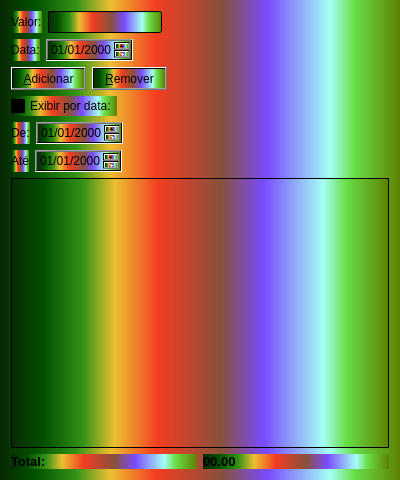
Qt form almoco.ui (tiagopascal/Almoco) before a commit.
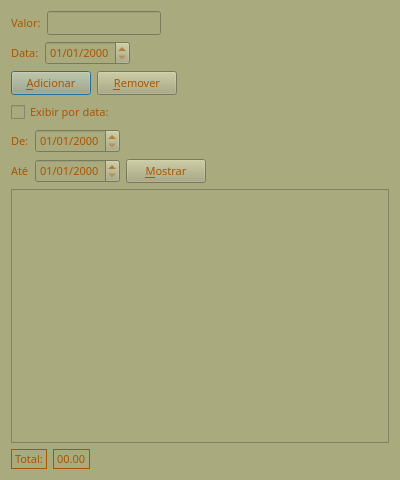
The same form after that commit.

The edit to the form file:
```diff
--- a/almoco.ui
+++ b/almoco.ui
@@ -12,16 +12,15 @@
   </property>
   <property name="font">
    <font>
-    <pointsize>9</pointsize>
-    <weight>50</weight>
-    <bold>false</bold>
+    <family>Ubuntu</family>
    </font>
   </property>
   <property name="windowTitle">
    <string>Almoco</string>
   </property>
   <property name="styleSheet">
-   <string notr="true">background-color: qlineargradient(spread:pad, x1:0, y1:0, x2:1, y2:0, stop:0 rgba(9, 41, 4, 255), stop:0.085 rgba(2, 79, 0, 255), stop:0.19 rgba(50, 147, 22, 255), stop:0.275 rgba(236, 191, 49, 255), stop:0.39 rgba(243, 61, 34, 255), stop:0.555 rgba(135, 81, 60, 255), stop:0.667 rgba(121, 75, 255, 255), stop:0.825 rgba(164, 255, 244, 255), stop:0.885 rgba(104, 222, 71, 255), stop:1 rgba(93, 128, 0, 255));</string>
+   <string notr="true">color: rgb(170, 85, 0);
+background-color: rgb(170, 170, 127);</string>
   </property>
   <property name="inputMethodHints">
    <set>Qt::ImhDialableCharactersOnly</set>
@@ -33,9 +32,8 @@
       <widget class="QLabel" name="label">
        <property name="font">
         <font>
-         <pointsize>9</pointsize>
-         <weight>50</weight>
-         <bold>false</bold>
+         <family>ori1Uni</family>
+         <pointsize>8</pointsize>
         </font>
        </property>
        <property name="styleSheet">
@@ -53,9 +51,8 @@
       <widget class="QLineEdit" name="lineEdit_valor">
        <property name="font">
         <font>
-         <pointsize>9</pointsize>
-         <weight>50</weight>
-         <bold>false</bold>
+         <family>ori1Uni</family>
+         <pointsize>8</pointsize>
         </font>
        </property>
        <property name="layoutDirection">
@@ -110,9 +107,8 @@
       <widget class="QLabel" name="label_2">
        <property name="font">
         <font>
-         <pointsize>9</pointsize>
-         <weight>50</weight>
-         <bold>false</bold>
+         <family>ori1Uni</family>
+         <pointsize>8</pointsize>
         </font>
        </property>
        <property name="styleSheet">
@@ -130,9 +126,8 @@
       <widget class="QDateEdit" name="dateEdit_data">
        <property name="font">
         <font>
-         <pointsize>9</pointsize>
-         <weight>50</weight>
-         <bold>false</bold>
+         <family>ori1Uni</family>
+         <pointsize>8</pointsize>
         </font>
        </property>
        <property name="styleSheet">
@@ -187,9 +182,8 @@
       <widget class="QPushButton" name="pushButton_adicionar">
        <property name="font">
         <font>
-         <pointsize>9</pointsize>
-         <weight>50</weight>
-         <bold>false</bold>
+         <family>ori1Uni</family>
+         <pointsize>8</pointsize>
         </font>
        </property>
        <property name="styleSheet">
@@ -204,9 +198,8 @@
       <widget class="QPushButton" name="pushButton_remover">
        <property name="font">
         <font>
-         <pointsize>9</pointsize>
-         <weight>50</weight>
-         <bold>false</bold>
+         <family>ori1Uni</family>
+         <pointsize>8</pointsize>
         </font>
        </property>
        <property name="styleSheet">
@@ -245,9 +238,8 @@
       <widget class="QCheckBox" name="checkBox_pordata">
        <property name="font">
         <font>
-         <pointsize>9</pointsize>
-         <weight>50</weight>
-         <bold>false</bold>
+         <family>ori1Uni</family>
+         <pointsize>8</pointsize>
         </font>
        </property>
        <property name="text">
@@ -278,9 +270,8 @@
         <widget class="QLabel" name="label_5">
          <property name="font">
           <font>
-           <pointsize>9</pointsize>
-           <weight>50</weight>
-           <bold>false</bold>
+           <family>ori1Uni</family>
+           <pointsize>8</pointsize>
           </font>
          </property>
          <property name="text">
@@ -292,9 +283,8 @@
         <widget class="QDateEdit" name="dateEdit_de">
          <property name="font">
           <font>
-           <pointsize>9</pointsize>
-           <weight>50</weight>
-           <bold>false</bold>
+           <family>ori1Uni</family>
+           <pointsize>8</pointsize>
           </font>
          </property>
          <property name="displayFormat">
@@ -302,21 +292,21 @@
          </property>
         </widget>
        </item>
+       <item>
+        <spacer name="horizontalSpacer_4">
+         <property name="orientation">
+          <enum>Qt::Horizontal</enum>
+         </property>
+         <property name="sizeHint" stdset="0">
+          <size>
+           <width>40</width>
+           <height>20</height>
+          </size>
+         </property>
+        </spacer>
+       </item>
       </layout>
      </item>
-     <item>
-      <spacer name="horizontalSpacer_4">
-       <property name="orientation">
-        <enum>Qt::Horizontal</enum>
-       </property>
-       <property name="sizeHint" stdset="0">
-        <size>
-         <width>40</width>
-         <height>20</height>
-        </size>
-       </property>
-      </spacer>
-     </item>
     </layout>
    </item>
    <item>
@@ -327,9 +317,8 @@
         <widget class="QLabel" name="label_4">
          <property name="font">
           <font>
-           <pointsize>9</pointsize>
-           <weight>50</weight>
-           <bold>false</bold>
+           <family>ori1Uni</family>
+           <pointsize>8</pointsize>
           </font>
          </property>
          <property name="text">
@@ -341,9 +330,8 @@
         <widget class="QDateEdit" name="dateEdit_ate">
          <property name="font">
           <font>
-           <pointsize>9</pointsize>
-           <weight>50</weight>
-           <bold>false</bold>
+           <family>ori1Uni</family>
+           <pointsize>8</pointsize>
           </font>
          </property>
          <property name="displayFormat">
@@ -353,6 +341,19 @@
        </item>
       </layout>
      </item>
+     <item>
+      <widget class="QPushButton" name="pushButton_mostrar">
+       <property name="font">
+        <font>
+         <family>ori1Uni</family>
+         <pointsize>8</pointsize>
+        </font>
+       </property>
+       <property name="text">
+        <string>&amp;Mostrar</string>
+       </property>
+      </widget>
+     </item>
      <item>
       <spacer name="horizontalSpacer_6">
        <property name="orientation">
@@ -370,13 +371,12 @@
    </item>
    <item>
     <layout class="QGridLayout" name="gridLayout">
-     <item row="0" column="0" colspan="2">
+     <item row="0" column="0" colspan="3">
       <widget class="QListWidget" name="listWidget_lista">
        <property name="font">
         <font>
-         <pointsize>9</pointsize>
-         <weight>50</weight>
-         <bold>false</bold>
+         <family>ori1Uni</family>
+         <pointsize>8</pointsize>
         </font>
        </property>
        <property name="styleSheet">
@@ -388,11 +388,13 @@
       <widget class="QLabel" name="label_3">
        <property name="font">
         <font>
-         <pointsize>10</pointsize>
-         <weight>75</weight>
-         <bold>true</bold>
+         <family>ori1Uni</family>
+         <pointsize>8</pointsize>
         </font>
        </property>
+       <property name="frameShape">
+        <enum>QFrame::Box</enum>
+       </property>
        <property name="text">
         <string>Total:</string>
        </property>
@@ -402,16 +404,31 @@
       <widget class="QLabel" name="label_total">
        <property name="font">
         <font>
-         <pointsize>10</pointsize>
-         <weight>75</weight>
-         <bold>true</bold>
+         <family>ori1Uni</family>
+         <pointsize>8</pointsize>
         </font>
        </property>
+       <property name="frameShape">
+        <enum>QFrame::Box</enum>
+       </property>
        <property name="text">
         <string>00.00</string>
        </property>
       </widget>
      </item>
+     <item row="1" column="2">
+      <spacer name="horizontalSpacer_7">
+       <property name="orientation">
+        <enum>Qt::Horizontal</enum>
+       </property>
+       <property name="sizeHint" stdset="0">
+        <size>
+         <width>40</width>
+         <height>20</height>
+        </size>
+       </property>
+      </spacer>
+     </item>
     </layout>
    </item>
   </layout>
```
Left out of the diff: 2 changed lines with no effect on the pictures.
